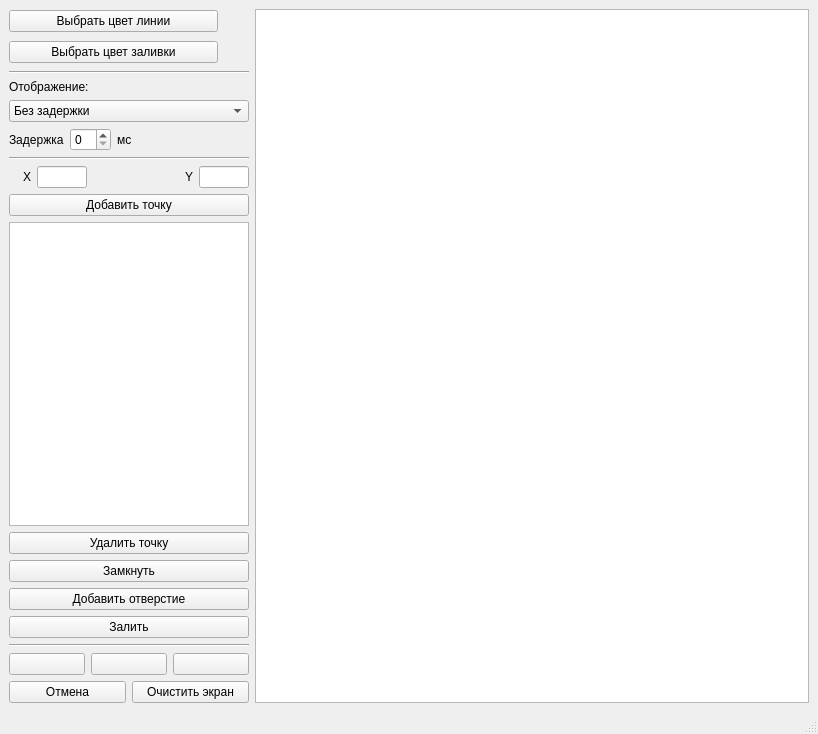
Qt form lab_06/mainwindow.ui (AskaryanKarine/BMSTU-CG) before a commit.
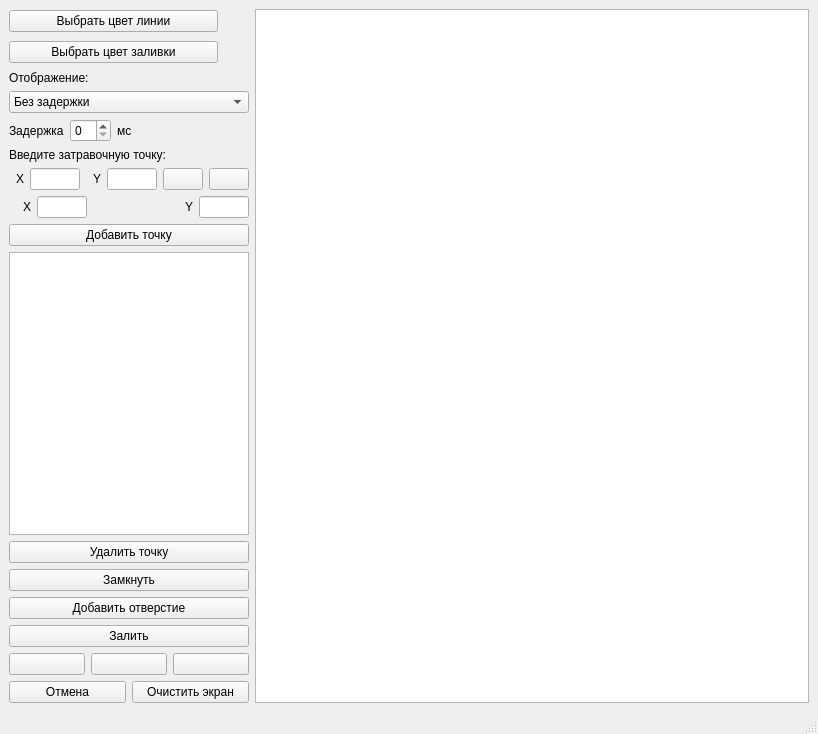
The same form after that commit. Icons and pictures are not drawn.

Commit message: add new function (add seed point)

Diff of the .ui file:
```diff
--- a/lab_06/mainwindow.ui
+++ b/lab_06/mainwindow.ui
@@ -16,7 +16,7 @@
   <widget class="QWidget" name="centralwidget">
    <layout class="QFormLayout" name="formLayout">
     <item row="0" column="0">
-     <layout class="QVBoxLayout" name="verticalLayout_5">
+     <layout class="QVBoxLayout" name="verticalLayout_6">
       <item>
        <layout class="QVBoxLayout" name="verticalLayout">
         <item>
@@ -93,13 +93,6 @@
         </item>
        </layout>
       </item>
-      <item>
-       <widget class="Line" name="line">
-        <property name="orientation">
-         <enum>Qt::Horizontal</enum>
-        </property>
-       </widget>
-      </item>
       <item>
        <layout class="QVBoxLayout" name="verticalLayout_4">
         <item>
@@ -164,11 +157,135 @@
        </layout>
       </item>
       <item>
-       <widget class="Line" name="line_2">
-        <property name="orientation">
-         <enum>Qt::Horizontal</enum>
-        </property>
-       </widget>
+       <layout class="QVBoxLayout" name="verticalLayout_5">
+        <item>
+         <widget class="QLabel" name="label_8">
+          <property name="text">
+           <string>Введите затравочную точку:</string>
+          </property>
+         </widget>
+        </item>
+        <item>
+         <layout class="QHBoxLayout" name="horizontalLayout_12">
+          <item>
+           <layout class="QHBoxLayout" name="horizontalLayout_11">
+            <item>
+             <layout class="QHBoxLayout" name="horizontalLayout">
+              <item>
+               <widget class="QLabel" name="label_6">
+                <property name="maximumSize">
+                 <size>
+                  <width>15</width>
+                  <height>16777215</height>
+                 </size>
+                </property>
+                <property name="text">
+                 <string>X</string>
+                </property>
+                <property name="alignment">
+                 <set>Qt::AlignRight|Qt::AlignTrailing|Qt::AlignVCenter</set>
+                </property>
+               </widget>
+              </item>
+              <item>
+               <widget class="QLineEdit" name="lineEdit_seed_point_x">
+                <property name="maximumSize">
+                 <size>
+                  <width>50</width>
+                  <height>16777215</height>
+                 </size>
+                </property>
+               </widget>
+              </item>
+             </layout>
+            </item>
+            <item>
+             <layout class="QHBoxLayout" name="horizontalLayout_10">
+              <item>
+               <widget class="QLabel" name="label_7">
+                <property name="maximumSize">
+                 <size>
+                  <width>15</width>
+                  <height>16777215</height>
+                 </size>
+                </property>
+                <property name="text">
+                 <string>Y</string>
+                </property>
+                <property name="alignment">
+                 <set>Qt::AlignRight|Qt::AlignTrailing|Qt::AlignVCenter</set>
+                </property>
+               </widget>
+              </item>
+              <item>
+               <widget class="QLineEdit" name="lineEdit_seed_point_y">
+                <property name="maximumSize">
+                 <size>
+                  <width>50</width>
+                  <height>16777215</height>
+                 </size>
+                </property>
+               </widget>
+              </item>
+             </layout>
+            </item>
+           </layout>
+          </item>
+          <item>
+           <widget class="QPushButton" name="pushButton_seed_point_key">
+            <property name="maximumSize">
+             <size>
+              <width>75</width>
+              <height>25</height>
+             </size>
+            </property>
+            <property name="text">
+             <string/>
+            </property>
+            <property name="icon">
+             <iconset resource="image.qrc">
+              <normaloff>:/icons/icons/keyboard.png</normaloff>:/icons/icons/keyboard.png</iconset>
+            </property>
+            <property name="iconSize">
+             <size>
+              <width>25</width>
+              <height>25</height>
+             </size>
+            </property>
+           </widget>
+          </item>
+          <item>
+           <widget class="QPushButton" name="pushButton_seed_point_click">
+            <property name="maximumSize">
+             <size>
+              <width>75</width>
+              <height>25</height>
+             </size>
+            </property>
+            <property name="sizeIncrement">
+             <size>
+              <width>0</width>
+              <height>0</height>
+             </size>
+            </property>
+            <property name="text">
+             <string/>
+            </property>
+            <property name="icon">
+             <iconset resource="image.qrc">
+              <normaloff>:/icons/icons/cursor.png</normaloff>:/icons/icons/cursor.png</iconset>
+            </property>
+            <property name="iconSize">
+             <size>
+              <width>25</width>
+              <height>25</height>
+             </size>
+            </property>
+           </widget>
+          </item>
+         </layout>
+        </item>
+       </layout>
       </item>
       <item>
        <layout class="QVBoxLayout" name="verticalLayout_2">
@@ -290,13 +407,6 @@
         </property>
        </widget>
       </item>
-      <item>
-       <widget class="Line" name="line_3">
-        <property name="orientation">
-         <enum>Qt::Horizontal</enum>
-        </property>
-       </widget>
-      </item>
       <item>
        <layout class="QHBoxLayout" name="horizontalLayout_9">
         <item>
```
Left out of the diff: 2 changed lines with no effect on the pictures. The commit also changes 4 other files.
